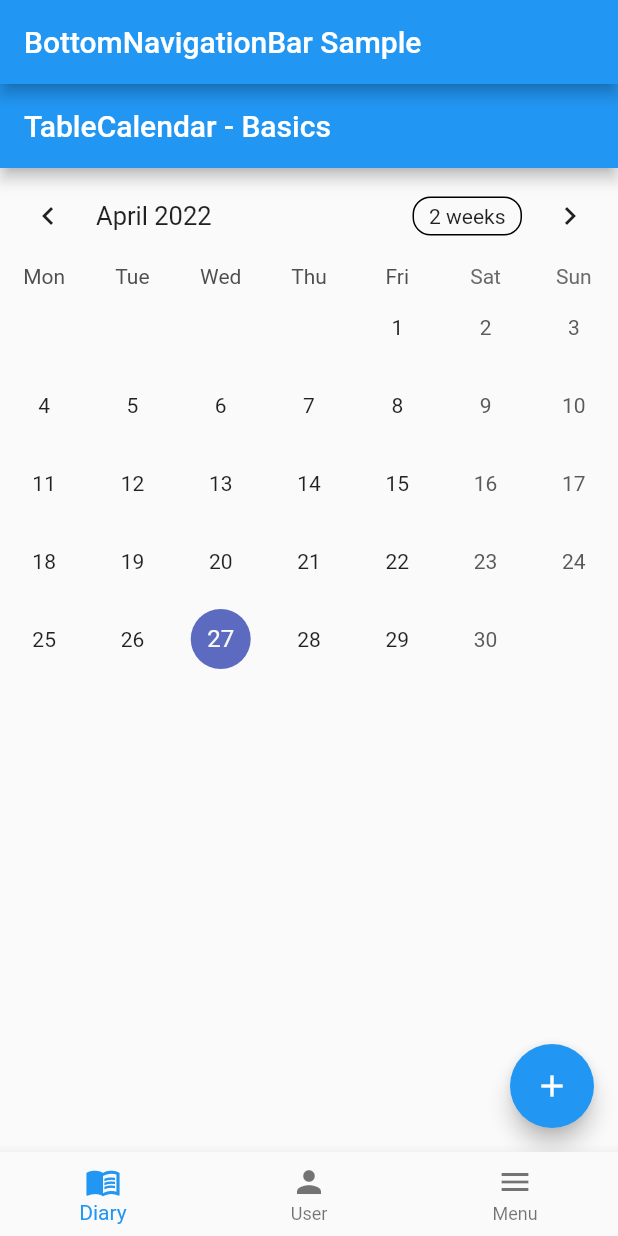
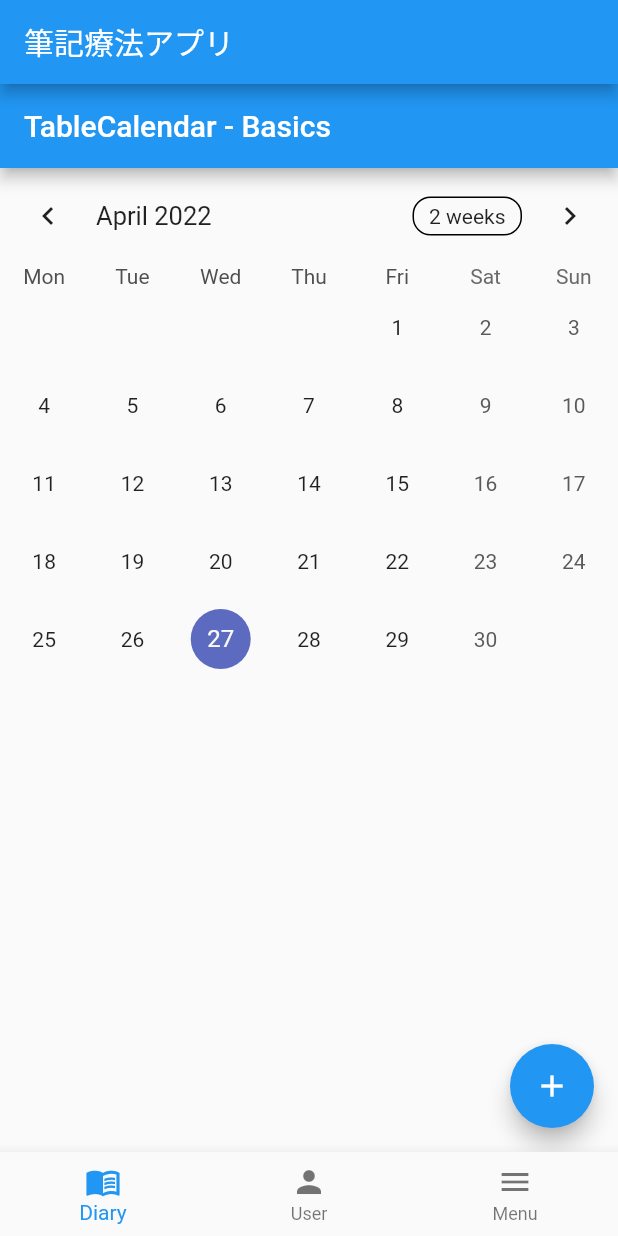
Before and after one commit to Ta23ka98/expressive_diary, a Flutter app: the screen it shows after launch, on a phone screen of 412 x 824 dp. Run offline on Flutter 3.47's test engine with Material 2 defaults, Android fonts, the phone set to English and light mode, and no system bars; drawn by our look-alikes of table_calendar; our stand-ins replace cloud_firestore, firebase_core; accounts and stored records are empty.

Commit message:
14th commit. Arranged the title of AppBar. Arranged addEvent method.

```diff
--- a/lib/Screens/add_event_screen.dart
+++ b/lib/Screens/add_event_screen.dart
@@ -35,8 +35,8 @@ class _AddEventScreenState extends State<AddEventScreen> {
     setState(() {});
     if (_textEditingController.text.isEmpty) {
     } else {
-      if (selectedEvents[_focusedDay] != null) {
-        selectedEvents[_focusedDay]!.add(
+      if (kEventSource[_focusedDay] != null) {
+        kEventSource[_focusedDay]!.add(
           Event(title: _textEditingController.text),
         );
       }
--- a/lib/Screens/basic_example.dart
+++ b/lib/Screens/basic_example.dart
@@ -8,49 +8,31 @@ import 'add_event_screen.dart';
 FirebaseFirestore firestore = FirebaseFirestore.instance;
 Map<DateTime, List<Event>> selectedEvents = {};
 DateTime _focusedDay = DateTime.now();
-//
-// final _kEventSource = {
-//   for (var item in List.generate(50, (index) => index))
-//     DateTime.utc(kFirstDay.year, kFirstDay.month, item * 5): List.generate(
-//         item % 4 + 1, (index) => Event('Event $item | ${index + 1}'))
-// }..addAll({
-//     kToday: [
-//       const Event('Today\'s Event 1'),
-//       const Event('Today\'s Event 2'),
-//     ],
-//   });
-//
-// final kEventSource = {
-//   for (var item in List.generate(50, (index) => index))
-//     DateTime.utc(kFirstDay.year, kFirstDay.month, item * 5): List.generate(
-//         item % 4 + 1, (index) => Event('Event $item | ${index + 1}'))
-// }..addAll({
-//     kToday: [
-//       const Event('Today\'s Event 1'),
-//       const Event('Today\'s Event 2'),
-//     ],
-//   });
 
 /// Example event class.
 class Event {
   final String title;
   const Event({required this.title});
-
   @override
   String toString() => title;
 }
 
-/// Example events.
-///
 /// Using a [LinkedHashMap] is highly recommended if you decide to use a map.
-// final kEvents = LinkedHashMap<DateTime, List<Event>>(
-//   equals: isSameDay,
-//   hashCode: getHashCode,
-// )..addAll(kEventSource);
-//
-// int getHashCode(DateTime key) {
-//   return key.day * 1000000 + key.month * 10000 + key.year;
-// }
+final kEvents = LinkedHashMap<DateTime, List<Event>>(
+  equals: isSameDay,
+  hashCode: getHashCode,
+)..addAll(kEventSource);
+
+Map<DateTime, List<Event>> kEventSource = {};
+
+List<Event> _getEventsForDay(DateTime day) {
+  // Implementation example
+  return kEvents[day] ?? [];
+}
+
+int getHashCode(DateTime key) {
+  return key.day * 1000000 + key.month * 10000 + key.year;
+}
 
 class DiaryScreen extends StatefulWidget {
   @override
@@ -58,30 +40,22 @@ class DiaryScreen extends StatefulWidget {
 }
 
 class _DiaryScreenState extends State<DiaryScreen> {
-  Map<DateTime, List<Event>> selectedEvents = {};
   late final ValueNotifier<List<Event>> _selectedEvents;
   CalendarFormat _calendarFormat = CalendarFormat.month;
-
   DateTime? _selectedDay;
 
   @override
   void initState() {
     super.initState();
-    selectedEvents = {};
     _selectedDay = _focusedDay;
-    // _selectedEvents = ValueNotifier(_getEventsForDay(_selectedDay!));
+    _selectedEvents = ValueNotifier(_getEventsForDay(_selectedDay!));
   }
 
   @override
   void dispose() {
-    _selectedEvents.dispose();
+    //_selectedEvents.dispose();
     super.dispose();
   }
-
-  // List<Event> _getEventsForDay(DateTime day) {
-  //   // Implementation example
-  //   return kEvents[day] ?? [];
-  // }
 
   List<Event> _getEventsFromDay(DateTime date) {
     // Implementation example
@@ -90,12 +64,13 @@ class _DiaryScreenState extends State<DiaryScreen> {
 
   void _onDaySelected(DateTime selectedDay, DateTime focusedDay) {
     if (!isSameDay(_selectedDay, selectedDay)) {
-      setState(() {
-        _selectedDay = selectedDay;
-        _focusedDay = focusedDay;
-      });
-
-      //_selectedEvents.value = _getEventsForDay(selectedDay);
+      setState(
+        () {
+          _selectedDay = selectedDay;
+          _focusedDay = focusedDay;
+        },
+      );
+      _selectedEvents.value = _getEventsForDay(selectedDay);
     }
   }
 
@@ -111,7 +86,9 @@ class _DiaryScreenState extends State<DiaryScreen> {
             firstDay: kFirstDay,
             lastDay: kLastDay,
             focusedDay: _focusedDay,
-            selectedDayPredicate: (day) => isSameDay(_selectedDay, day),
+            selectedDayPredicate: (DateTime date) {
+              return isSameDay(_selectedDay, date);
+            },
             calendarFormat: _calendarFormat,
             eventLoader: _getEventsFromDay,
             startingDayOfWeek: StartingDayOfWeek.monday,
@@ -131,38 +108,33 @@ class _DiaryScreenState extends State<DiaryScreen> {
               _focusedDay = focusedDay;
             },
           ),
-          ..._getEventsFromDay(_focusedDay).map(
-            (Event event) => ListTile(
-              title: Text(event.title),
+          const SizedBox(height: 8.0),
+          Expanded(
+            child: ValueListenableBuilder<List<Event>>(
+              valueListenable: _selectedEvents,
+              builder: (context, value, _) {
+                return ListView.builder(
+                  itemCount: value.length,
+                  itemBuilder: (context, index) {
+                    return Container(
+                      margin: const EdgeInsets.symmetric(
+                        horizontal: 12.0,
+                        vertical: 4.0,
+                      ),
+                      decoration: BoxDecoration(
+                        border: Border.all(),
+                        borderRadius: BorderRadius.circular(12.0),
+                      ),
+                      child: ListTile(
+                        onTap: () => print('${value[index]}'),
+                        title: Text('${value[index]}'),
+                      ),
+                    );
+                  },
+                );
+              },
             ),
           ),
-          const SizedBox(height: 8.0),
-          // Expanded(
-          //   child: ValueListenableBuilder<List<Event>>(
-          //     valueListenable: _selectedEvents,
-          //     builder: (context, value, _) {
-          //       return ListView.builder(
-          //         itemCount: value.length,
-          //         itemBuilder: (context, index) {
-          //           return Container(
-          //             margin: const EdgeInsets.symmetric(
-          //               horizontal: 12.0,
-          //               vertical: 4.0,
-          //             ),
-          //             decoration: BoxDecoration(
-          //               border: Border.all(),
-          //               borderRadius: BorderRadius.circular(12.0),
-          //             ),
-          //             child: ListTile(
-          //               onTap: () => print('${value[index]}'),
-          //               title: Text('${value[index]}'),
-          //             ),
-          //           );
-          //         },
-          //       );
-          //     },
-          //   ),
-          // ),
         ],
       ),
       floatingActionButton: FloatingActionButton(
@@ -181,7 +153,6 @@ class _DiaryScreenState extends State<DiaryScreen> {
 
 class GetUserName extends StatelessWidget {
   final String documentId;
-
   GetUserName(this.documentId);
 
   @override
--- a/lib/Screens/main.dart
+++ b/lib/Screens/main.dart
@@ -55,7 +55,7 @@ class _MyStatefulWidgetState extends State<MyStatefulWidget> {
   Widget build(BuildContext context) {
     return Scaffold(
       appBar: AppBar(
-        title: const Text('BottomNavigationBar Sample'),
+        title: const Text('筆記療法アプリ'),
       ),
       body: Center(
         child: _widgetOptions.elementAt(_selectedIndex),
```
